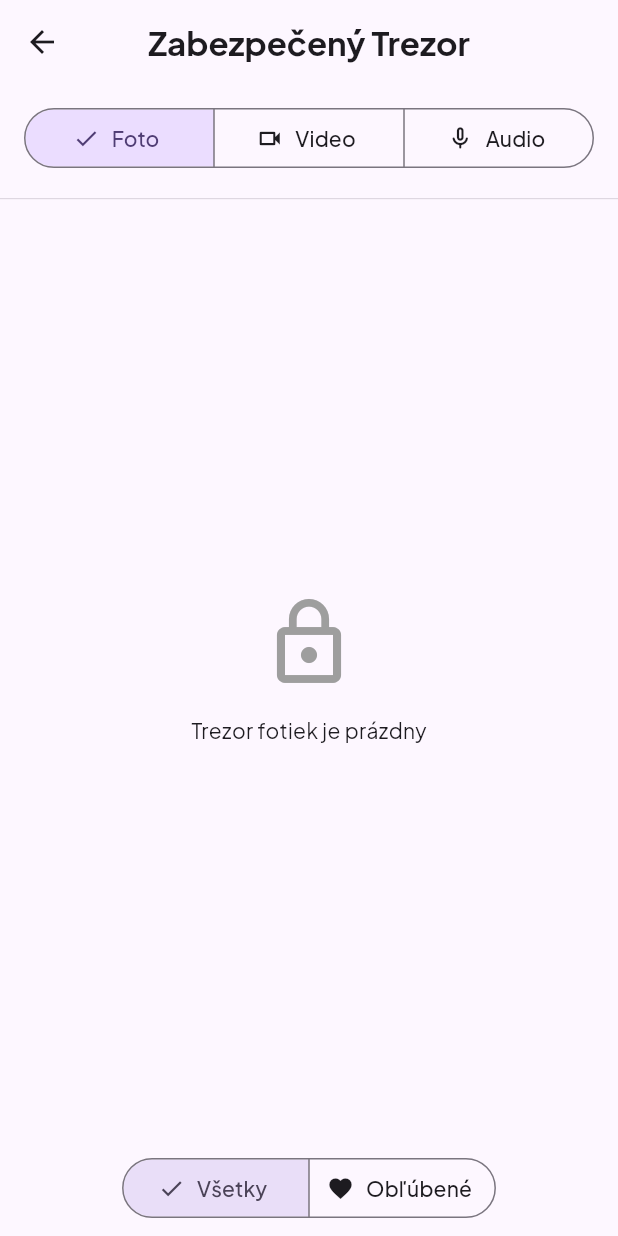
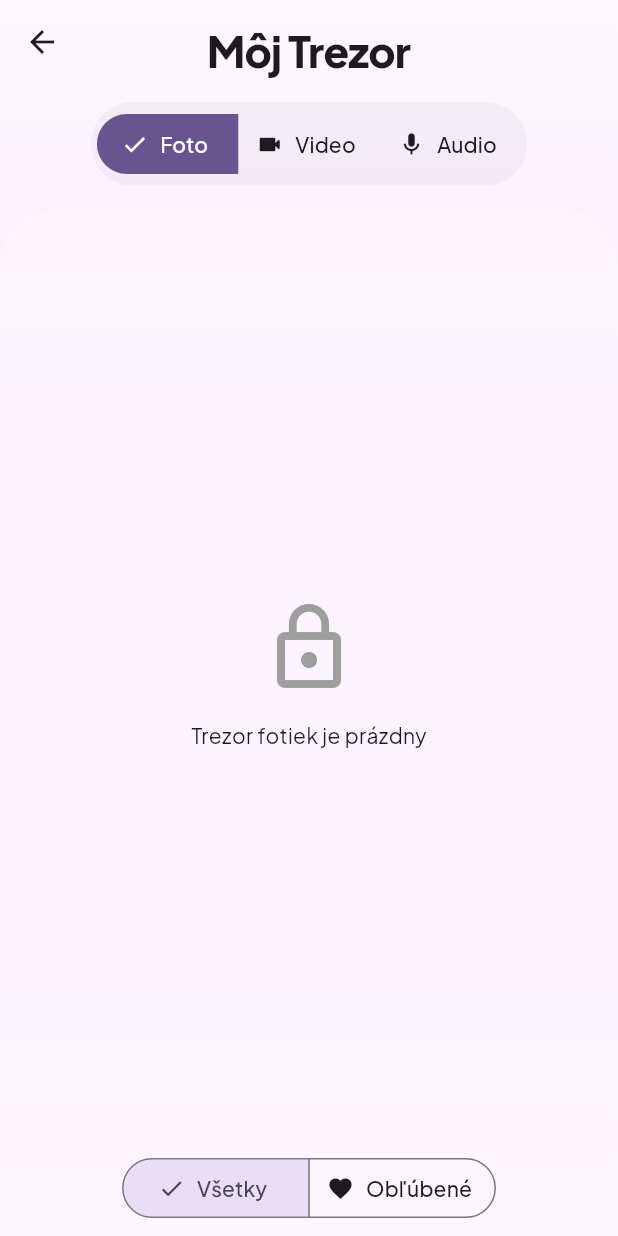
Before and after one commit to Ondrejjjj/bakalarka, a Flutter app: the screen it shows after launch, item 3 of the bottom bar chosen, on a phone screen of 412 x 824 dp. Run offline on Flutter 3.47's test engine with Material 3 defaults, Android fonts, the light colour scheme and no system bars; our stand-ins replace audioplayers, camera, drift, flutter_map, flutter_secure_storage, google_fonts and 4 more; missing offline and left inert: app_settings, encrypt, flutter_sound, sqlcipher_flutter_libs, sqlite3; accounts and stored records are empty; generated files the repository leaves out were written again.

Commit message:
Initial Flutter project - vylepsenie action button

```diff
--- a/lib/database.dart
+++ b/lib/database.dart
@@ -131,6 +131,8 @@ class AppDatabase extends _$AppDatabase {
 
   Future<List<Photo>> getAllPhotos() => select(photos).get();
 
+  Stream<List<Photo>> watchAllPhotos() => select(photos).watch();
+
   Future<Photo?> getPhotoByPath(String filePath) {
     return (select(photos)..where((p) => p.filePath.equals(filePath)))
         .getSingleOrNull();
--- a/lib/pages/media_vault_page.dart
+++ b/lib/pages/media_vault_page.dart
@@ -11,82 +11,111 @@ class MediaVaultPage extends StatefulWidget {
 }
 
 class _MediaVaultPageState extends State<MediaVaultPage> {
-  // 0 = Foto, 1 = Video, 2 = Audio
   int _selectedIndex = 0;
 
   @override
   Widget build(BuildContext context) {
     final theme = Theme.of(context);
+    final colorScheme = theme.colorScheme;
 
     return Scaffold(
-      // AppBar s jemným tieňom a Material 3 dizajnom
-      appBar: AppBar(
-        title: const Text(
-          'Zabezpečený Trezor',
-          style: TextStyle(fontWeight: FontWeight.bold),
+      // 1. Pozadie necháme na celú obrazovku, aby gradient prechádzal aj pod stavovú lištu
+      body: Container(
+        decoration: BoxDecoration(
+          gradient: LinearGradient(
+            begin: Alignment.topCenter,
+            end: Alignment.bottomCenter,
+            colors: [
+              colorScheme.surface,
+              colorScheme.primaryContainer.withOpacity(0.1),
+            ],
           ),
-        centerTitle: true,
+        ),
+        // 2. TUTO JE ZMENA: SafeArea obalí vnútro, aby text nešiel pod hodiny/kameru
+        child: SafeArea(
+          bottom: false, // Spodok necháme "pretiecť", aby galéria išla až po okraj
+          child: NestedScrollView(
+            headerSliverBuilder: (BuildContext context, bool innerBoxIsScrolled) {
+              return <Widget>[
+                SliverAppBar(
+                  // Trochu som zmenšil výšku, keďže SafeArea už pridala priestor
+                  expandedHeight: 140.0,
+                  floating: true,
+                  snap: true,
+                  backgroundColor: Colors.transparent,
                   elevation: 0,
-        backgroundColor: theme.colorScheme.surface,
-        surfaceTintColor: theme.colorScheme.surfaceTint,
+                  flexibleSpace: FlexibleSpaceBar(
+                    // Odstránil som SizedBox(height: 60), SafeArea to vyrieši za nás
+                    background: Column(
+                      mainAxisAlignment: MainAxisAlignment.center,
+                      children: [
+                        Text(
+                          'Môj Trezor',
+                          style: theme.textTheme.headlineMedium?.copyWith(
+                            fontWeight: FontWeight.w800,
+                            color: colorScheme.onSurface,
+                            letterSpacing: -0.5,
                           ),
-      body: Column(
-        children: [
-          const SizedBox(height: 12),
-
-          // MODERNÝ PREPÍNAČ (Material 3 SegmentedButton)
+                        ),
+                        const SizedBox(height: 16),
                         Padding(
-            padding: const EdgeInsets.symmetric(horizontal: 16.0),
-            child: SizedBox(
-              width: double.infinity,
+                          padding: const EdgeInsets.symmetric(horizontal: 20.0),
+                          child: Container(
+                            padding: const EdgeInsets.all(4),
+                            decoration: BoxDecoration(
+                              color: colorScheme.surfaceVariant.withOpacity(0.4),
+                              borderRadius: BorderRadius.circular(32),
+                            ),
                             child: SegmentedButton<int>(
                               style: SegmentedButton.styleFrom(
-                  // Farba pozadia pre vybraný segment
-                  selectedBackgroundColor: theme.colorScheme.primaryContainer,
-                  selectedForegroundColor: theme.colorScheme.onPrimaryContainer,
+                                backgroundColor: Colors.transparent,
+                                selectedBackgroundColor: colorScheme.primary,
+                                selectedForegroundColor: colorScheme.onPrimary,
+                                side: BorderSide.none,
+                                shape: RoundedRectangleBorder(
+                                  borderRadius: BorderRadius.circular(28),
+                                ),
                               ),
                               segments: const [
-                  ButtonSegment(
-                    value: 0,
-                    icon: Icon(Icons.image_outlined),
-                    label: Text('Foto'),
-                  ),
-                  ButtonSegment(
-                    value: 1,
-                    icon: Icon(Icons.videocam_outlined),
-                    label: Text('Video'),
-                  ),
-                  ButtonSegment(
-                    value: 2,
-                    icon: Icon(Icons.mic_none_rounded),
-                    label: Text('Audio'),
-                  ),
+                                ButtonSegment(value: 0, icon: Icon(Icons.image_rounded), label: Text('Foto')),
+                                ButtonSegment(value: 1, icon: Icon(Icons.videocam_rounded), label: Text('Video')),
+                                ButtonSegment(value: 2, icon: Icon(Icons.mic_rounded), label: Text('Audio')),
                               ],
                               selected: {_selectedIndex},
                               onSelectionChanged: (newSelection) {
-                  setState(() {
-                    _selectedIndex = newSelection.first;
-                  });
+                                setState(() => _selectedIndex = newSelection.first);
                               },
                             ),
                           ),
                         ),
-
-          const SizedBox(height: 16),
-          const Divider(height: 1, thickness: 0.5),
-
-          // OBSAH GALÉRIE S ANIMÁCIOU PRECHODU
-          Expanded(
+                      ],
+                    ),
+                  ),
+                ),
+              ];
+            },
+            body: Container(
+              decoration: BoxDecoration(
+                color: colorScheme.surface.withOpacity(0.5),
+                borderRadius: const BorderRadius.only(
+                  topLeft: Radius.circular(36),
+                  topRight: Radius.circular(36),
+                ),
+              ),
+              child: ClipRRect(
+                borderRadius: const BorderRadius.only(
+                  topLeft: Radius.circular(36),
+                  topRight: Radius.circular(36),
+                ),
                 child: AnimatedSwitcher(
-              duration: const Duration(milliseconds: 300),
+                  duration: const Duration(milliseconds: 400),
                   transitionBuilder: (Widget child, Animation<double> animation) {
                     return FadeTransition(
                       opacity: animation,
-                  child: SlideTransition(
-                    position: Tween<Offset>(
-                      begin: const Offset(0.0, 0.05),
-                      end: Offset.zero,
-                    ).animate(animation),
+                      child: ScaleTransition(
+                        scale: Tween<double>(begin: 0.96, end: 1.0).animate(
+                          CurvedAnimation(parent: animation, curve: Curves.easeOutCubic),
+                        ),
                         child: child,
                       ),
                     );
@@ -94,41 +123,19 @@ class _MediaVaultPageState extends State<MediaVaultPage> {
                   child: _buildGalleryContent(),
                 ),
               ),
-        ],
+            ),
+          ),
+        ),
       ),
     );
   }
 
-  /// Pomocná funkcia, ktorá vráti správnu pod-stránku
   Widget _buildGalleryContent() {
     switch (_selectedIndex) {
-      case 0:
-      // Tu sa vráti tvoja upravená GalleryPage (bez Scaffold-u)
-        return const GalleryPage(key: ValueKey(0));
-      case 1:
-      // ✅ TERAZ UŽ VRACIA REÁLNU GALÉRIU
-        return const VideoGalleryPage(key: ValueKey(1));
-      case 2:
-        return const AudioGalleryPage(key: ValueKey(2));
-      default:
-        return const SizedBox.shrink();
+      case 0: return GalleryPage(key: const ValueKey(0));
+      case 1: return VideoGalleryPage(key: const ValueKey(1));
+      case 2: return AudioGalleryPage(key: const ValueKey(2));
+      default: return const SizedBox.shrink();
     }
   }
-
-  /// Placeholder pre sekcie, ktoré ešte nemáš hotové (napr. Videá)
-  Widget _buildPlaceholder(String text, IconData icon) {
-    return Center(
-      child: Column(
-        mainAxisAlignment: MainAxisAlignment.center,
-        children: [
-          Icon(icon, size: 64, color: Colors.grey.withOpacity(0.5)),
-          const SizedBox(height: 16),
-          Text(
-            text,
-            style: const TextStyle(color: Colors.grey, fontSize: 16),
-          ),
-        ],
-      ),
-    );
 }
-}
```
Also changed, not shown: lib/main.dart (+1 -48 lines), lib/pages/actions/action_report_pages.dart (added, +263 -0 lines). Lines whose indentation alone changed are shown as unchanged.
